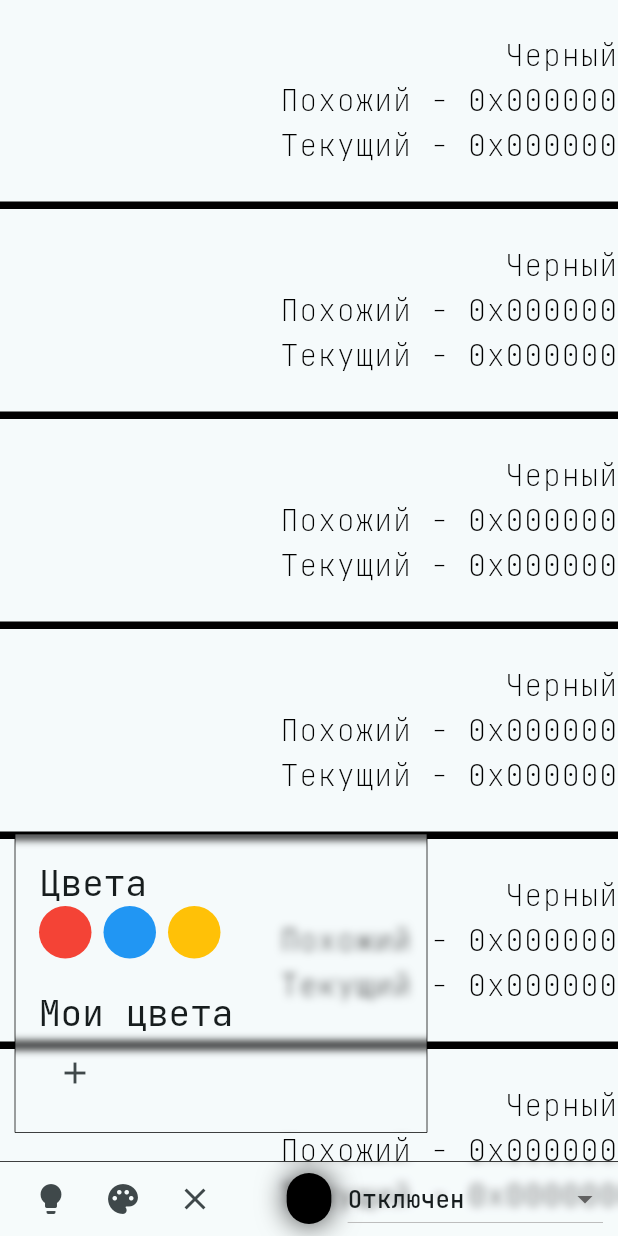
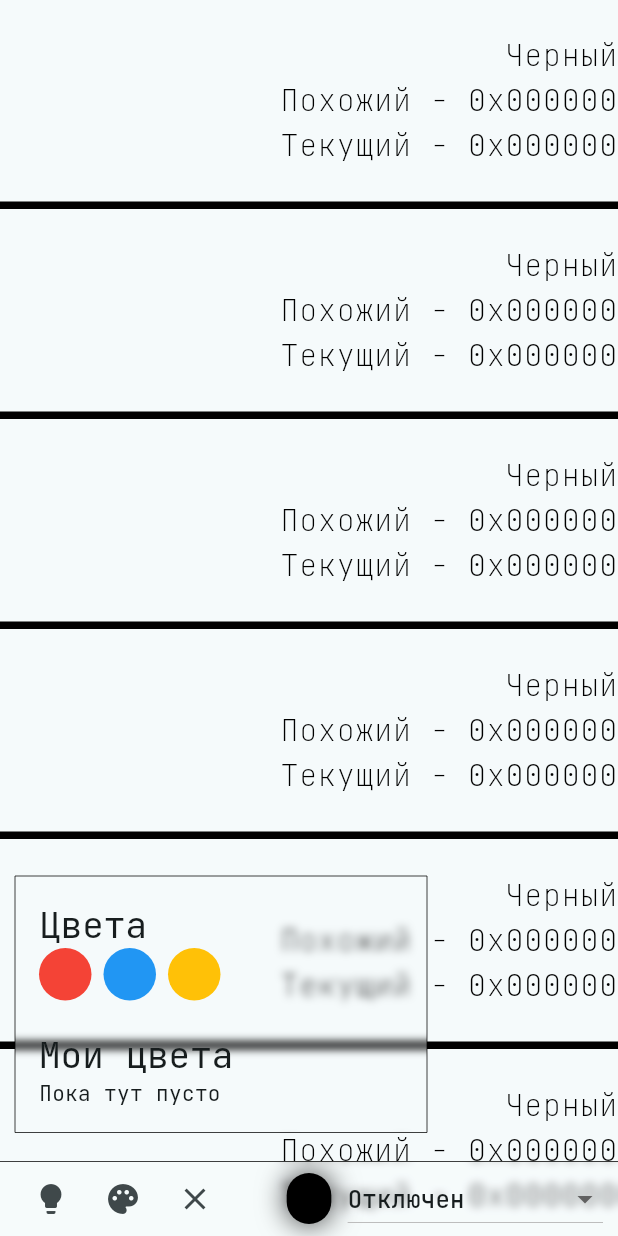
Before and after one commit to RossHS/light_house, a Flutter app: the screen it shows after launch, after a tap on the "lightbulb" icon, after a tap on the "palette" icon, after a tap on the "favorite" icon, on a phone screen of 412 x 824 dp. Run offline on Flutter 3.47's test engine with Material 3 defaults, Android fonts, the phone set to English and light mode, and no system bars; our stand-ins replace flutter_colorpicker, flutter_mobx, get_it, hive, hive_flutter, logger and 1 more; missing offline and left inert: flutter_reactive_ble, widgetbook, widgetbook_annotation; accounts and stored records are empty; generated files the repository leaves out were written again.

Commit message:
MyColors improves, change layout, add new animation

```diff
--- a/lib/src/screens/home/widgets/bottom_bar/components/lights_presets_colors.dart
+++ b/lib/src/screens/home/widgets/bottom_bar/components/lights_presets_colors.dart
@@ -3,6 +3,9 @@ import 'package:flutter_mobx/flutter_mobx.dart';
 import 'package:get_it/get_it.dart';
 import 'package:light_house/src/controllers/additions/my_colors_controller.dart';
 import 'package:light_house/src/controllers/core/rgb_controller.dart';
+import 'package:light_house/src/utils/extension.dart';
+import 'package:light_house/src/widgets/delete_item_widget.dart';
+import 'package:light_house/src/widgets/rotation_switch_widget.dart';
 import 'package:light_house/src/widgets/selectable_circle_color.dart';
 
 const _presetColors = [
@@ -23,10 +26,7 @@ class LightsPresetsColors extends StatelessWidget {
       width: MediaQuery.of(context).size.width / 1.5,
       child: Padding(
         padding: const EdgeInsets.all(16.0),
-        child: Observer(
-          builder: (context) {
-            final rgbController = GetIt.I<RGBController>();
-            return Column(
+        child: Column(
           mainAxisSize: MainAxisSize.min,
           crossAxisAlignment: CrossAxisAlignment.start,
           children: [
@@ -34,7 +34,10 @@ class LightsPresetsColors extends StatelessWidget {
               'Цвета',
               style: textTheme.headlineSmall,
             ),
-                Wrap(
+            Observer(
+              builder: (context) {
+                final rgbController = GetIt.I<RGBController>();
+                return Wrap(
                   runSpacing: 8,
                   spacing: 8,
                   children: _presetColors
@@ -50,52 +53,92 @@ class LightsPresetsColors extends StatelessWidget {
                         ),
                       )
                       .toList(),
+                );
+              },
             ),
             const SizedBox(height: 20),
             Text(
               'Мои цвета',
               style: textTheme.headlineSmall,
             ),
-                Observer(
-                  builder: (context) {
-                    final myColorsController = GetIt.I<MyColorsController>();
-                    return myColorsController.myColors.map(
-                      value: (value) => Wrap(
-                        runSpacing: 8,
-                        spacing: 8,
-                        children: value.value
-                                ?.map(
-                                  (e) => SelectableCircleColor(
-                                    key: ValueKey(e),
-                                    color: e,
-                                    isSelected: rgbController.color.value == e.value,
-                                    onDoubleTap: () {
-                                      myColorsController.deleteColor(e);
-                                    },
-                                    onTap: () {
-                                      if (rgbController.color != e) {
-                                        rgbController.color = e;
-                                      }
-                                    },
-                                  ),
-                                )
-                                .toList() ??
-                            [],
-                      ),
-                      error: (error) => const SizedBox(),
-                      loading: (loading) => const SizedBox(),
-                    );
-                  },
-                ),
-                IconButton(
-                  onPressed: () => GetIt.I<MyColorsController>().saveColor(rgbController.color),
-                  icon: const Icon(Icons.add),
-                ),
+            const _MySavedColors(),
           ],
-            );
-          },
         ),
       ),
     );
   }
 }
+
+/// Виджет моих сохраненных цветов, если [delete] - true, то тогда при нажатии,
+/// мы можем удалять виджет, если [delete] - false, то нажатие выбирает цвет
+class _MySavedColors extends StatefulWidget {
+  const _MySavedColors();
+
+  @override
+  State<_MySavedColors> createState() => _MySavedColorsState();
+}
+
+class _MySavedColorsState extends State<_MySavedColors> {
+  var _delete = false;
+
+  @override
+  Widget build(BuildContext context) {
+    final textTheme = Theme.of(context).textTheme;
+    return Observer(
+      builder: (context) {
+        final rgbController = GetIt.I<RGBController>();
+        final myColorsController = GetIt.I<MyColorsController>();
+        final myColors = myColorsController.myColors.value ?? {};
+        if (myColors.isEmpty) {
+          return Text(
+            'Пока тут пусто',
+            style: textTheme.bodyMedium,
+          );
+        }
+        return Wrap(
+          runSpacing: 8,
+          spacing: 8,
+          children: [
+            Material(
+              color: Colors.transparent,
+              shape: const CircleBorder(),
+              clipBehavior: Clip.hardEdge,
+              child: InkResponse(
+                onTap: () => setState(() => _delete = !_delete),
+                child: SizedBox.square(
+                  dimension: 35,
+                  child: RotationSwitchWidget(
+                    child: _delete
+                        ? Icon(key: ValueKey(_delete), Icons.close)
+                        : Icon(key: ValueKey(_delete), Icons.delete),
+                  ),
+                ),
+              ),
+            ),
+            ...myColors.map(
+              (e) => DeleteItemWidget(
+                delete: _delete,
+                closeColor: e.calcOppositeColor,
+                child: SelectableCircleColor(
+                  key: ValueKey(e),
+                  color: e,
+                  isSelected: rgbController.color.value == e.value && !_delete,
+                  onTap: () {
+                    // В зависимости от режима, мы выбираем, удаление или включение цвета
+                    if (!_delete) {
+                      if (rgbController.color.value != e.value) {
+                        rgbController.color = e;
+                      }
+                    } else {
+                      myColorsController.deleteColor(e);
+                    }
+                  },
+                ),
+              ),
+            ),
+          ],
+        );
+      },
+    );
+  }
+}
```
Also changed, not shown: lib/src/utils/extension.dart (+17 -1 lines), lib/src/widgets/delete_item_widget.dart (added, +137 -0 lines). Lines whose indentation alone changed are shown as unchanged.
